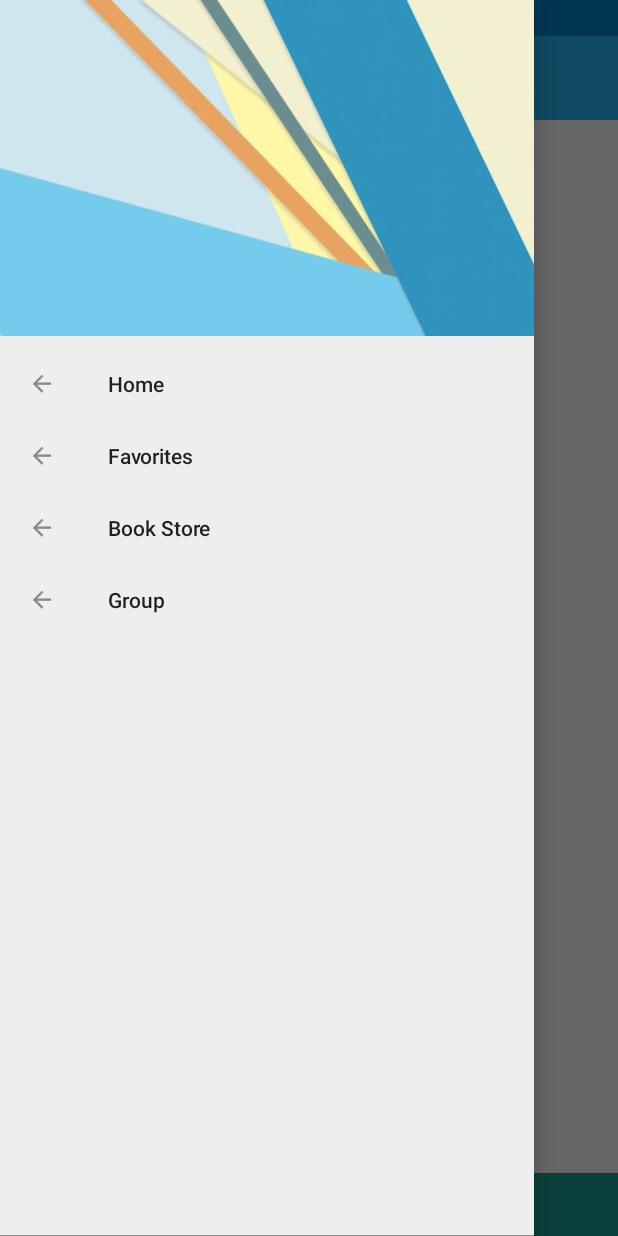
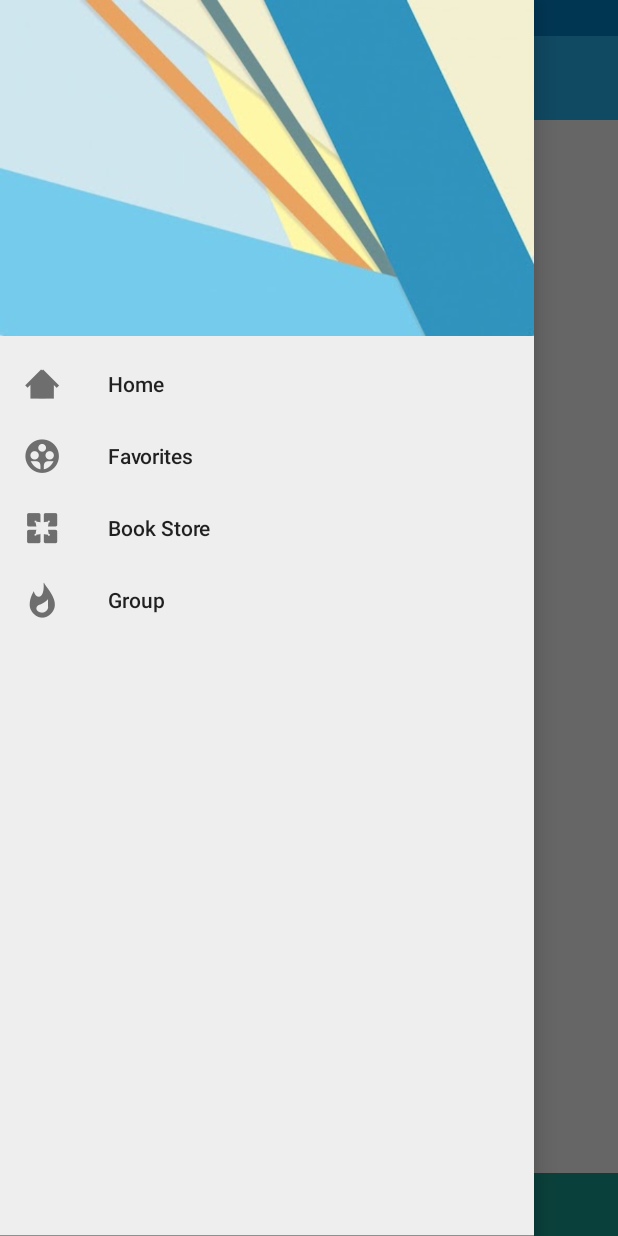
Before and after one commit to MrKenitvnn/MyEbook, an Android app: the screen it shows after launch (MainActivity), on a phone screen of 412 x 824 dp. Run offline under Robolectric (Android 15) with nearby library versions, the phone set to English and light mode, and no system bars; libraries missing offline, so code that uses them is left out: com.balysv.materialripple, com.handmark.pulltorefresh; plain views replace MaterialRippleLayout; pictures from the network do not load; 5 statements that could not run were skipped.

Commit message:
change icon

```diff
--- a/app/src/main/AndroidManifest.xml
+++ b/app/src/main/AndroidManifest.xml
@@ -10,7 +10,7 @@
 
     <application
         android:allowBackup="true"
-        android:icon="@mipmap/ic_launcher"
+        android:icon="@drawable/ic_launcher"
         android:label="@string/app_name"
         android:theme="@style/MasterChild">
         <activity
--- a/app/src/main/java/ebook/ken/activity/MainActivity.java
+++ b/app/src/main/java/ebook/ken/activity/MainActivity.java
@@ -35,10 +35,10 @@ public class MainActivity extends MaterialNavigationDrawer {
             this.setDrawerHeaderImage(R.drawable.mat3);
 
             // set section
-            this.addSection(newSection("Home", R.drawable.ic_action_back_white, new HomeFragment()));
-            this.addSection(newSection("Favorites", R.drawable.ic_action_back_white, new FavoritesFragment()));
-            this.addSection(newSection("Book Store", R.drawable.ic_action_back_white, new BookStoreFragment()));
-            this.addSection(newSection("Group", R.drawable.ic_action_back_white, new InfoFragment()));
+            this.addSection(newSection("Home", R.drawable.ic_home, new HomeFragment()));
+            this.addSection(newSection("Favorites", R.drawable.ic_communities, new FavoritesFragment()));
+            this.addSection(newSection("Book Store", R.drawable.ic_pages, new BookStoreFragment()));
+            this.addSection(newSection("Group", R.drawable.ic_whats_hot, new InfoFragment()));
 
             // get shared preferences for create app folder
             prefs = getSharedPreferences("ebook.ken.activity", MODE_PRIVATE);
```
Also changed, not shown: app/src/main/res/drawable/ic_communities.png (added), app/src/main/res/drawable/ic_home.png (added), app/src/main/res/drawable/ic_launcher.png (added), app/src/main/res/drawable/ic_pages.png (added), app/src/main/res/drawable/ic_whats_hot.png (added), 1 other file.
